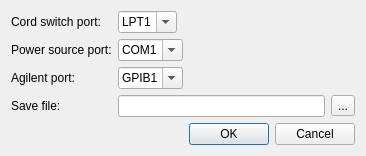
Qt form src/configui.ui (mBr001/hall) before a commit.
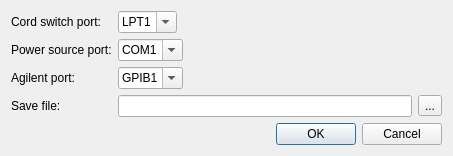
The same form after that commit.

Commit message: Fix dialog text and size.

```diff
--- a/src/configui.ui
+++ b/src/configui.ui
@@ -6,8 +6,8 @@
    <rect>
     <x>0</x>
     <y>0</y>
-    <width>366</width>
-    <height>147</height>
+    <width>453</width>
+    <height>152</height>
    </rect>
   </property>
   <property name="windowTitle">
```
The commit also changes 1 other file.
